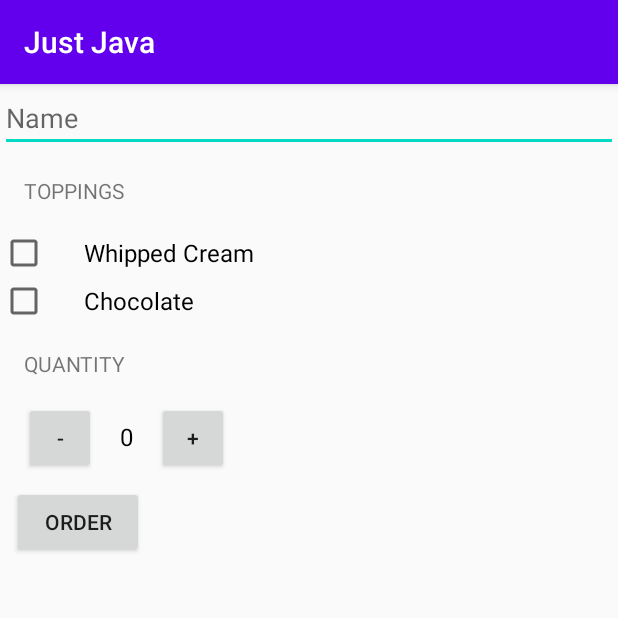
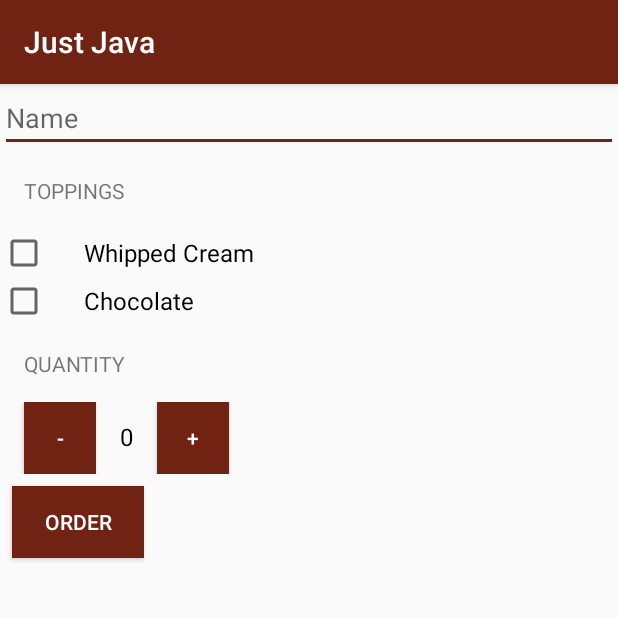
Before and after one commit to hamidehAziz/JustJava, an Android app: the screen it shows after launch (MainActivity), after a tap on "ORDER", on a phone screen of 412 x 824 dp, the top half of it. Run offline under Robolectric (Android 15) with nearby library versions, the phone set to English and light mode, and no system bars.

```diff
--- a/app/src/main/java/com/example/android/justjava/MainActivity.java
+++ b/app/src/main/java/com/example/android/justjava/MainActivity.java
@@ -17,7 +17,7 @@ import androidx.appcompat.app.AppCompatActivity;
  */
 public class MainActivity extends AppCompatActivity {
 
-    int quantity = 98;
+    int quantity = 0;
 
     @Override
     protected void onCreate(Bundle savedInstanceState) {
@@ -66,7 +66,7 @@ public class MainActivity extends AppCompatActivity {
         boolean hasChocolate = chocolateCheckBox.isChecked();
 
         // Calculate the price
-        int price = calculatePrice();
+        int price = calculatePrice(hasChocolate,hasWhippedCream);
 
         // Display the order summary on the screen
         String message = createOrderSummary(price, hasWhippedCream, hasChocolate);
@@ -95,29 +95,21 @@ public class MainActivity extends AppCompatActivity {
 
     /**
      * Calculates the price of the order.
-     *
+     * @param withChocolate is whether or not the user wants chocolate
+     * @param withWhippedCream is whether or not the user wants whipped cream
      * @return total price
      */
-    private int calculatePrice() {
-        int price = 0;
-        price =  quantity * 5;
+    private int calculatePrice(boolean withChocolate, boolean withWhippedCream) {
+        int basePrice = 5;
 
-//        // Figure out if the user wants whipped cream topping
-//        CheckBox whippedCreamCheckBox = (CheckBox) findViewById(R.id.whipped_cream_checkbox);
-//        boolean hasWhippedCream = whippedCreamCheckBox.isChecked();
-//
-//        // Figure out if the user wants chocolate topping
-//        CheckBox chocolateCheckBox = (CheckBox) findViewById(R.id.chocolate_checkbox);
-//        boolean hasChocolate = chocolateCheckBox.isChecked();
-//
-//        if (hasWhippedCream){
-//            price =  (quantity * (5+1));}
-//        else if (hasChocolate){
-//            price =  (quantity * (5+2));}
-//        else if (hasChocolate && hasWhippedCream){
-//            price =  (quantity * (5+2+1));}
+        if(withChocolate){
+            basePrice = basePrice + 2;
+        }
 
-        return price;
+        if(withWhippedCream){
+            basePrice = basePrice + 1;
+        }
+        return  quantity * basePrice;
     }
 
 
@@ -143,11 +135,7 @@ public class MainActivity extends AppCompatActivity {
      * This method displays the given quantity value on the screen.
      */
     private void displayQuantity(int numberOfCoffees) {
-        TextView quantityTextView = (TextView) findViewById(
-                R.id.quantity_text_view);
+        TextView quantityTextView = (TextView) findViewById(R.id.quantity_text_view);
         quantityTextView.setText("" + numberOfCoffees);
     }
-
-
-
 }
--- a/app/src/main/res/layout/activity_main.xml
+++ b/app/src/main/res/layout/activity_main.xml
@@ -65,7 +65,10 @@
                 android:layout_height="48dp"
                 android:layout_marginLeft="16dp"
                 android:onClick="decrement"
-                android:text="-" />
+                android:text="-"
+                android:background="#712313"
+                android:textColor="@android:color/white"
+                />
 
             <TextView
                 android:id="@+id/quantity_text_view"
@@ -81,7 +84,9 @@
                 android:layout_height="48dp"
                 android:layout_marginLeft="16dp"
                 android:onClick="increment"
-                android:text="+" />
+                android:text="+"
+                android:background="#712313"
+                android:textColor="@android:color/white"/>
 
 
         </LinearLayout>
@@ -93,6 +98,9 @@
             android:layout_margin="8dp"
             android:layout_marginTop="16dp"
             android:onClick="submitOrder"
-            android:text="ORDER" />
+            android:text="ORDER"
+            android:background="#712313"
+            android:textColor="@android:color/white"
+            />
     </LinearLayout>
 </ScrollView>
--- a/app/src/main/res/values/styles.xml
+++ b/app/src/main/res/values/styles.xml
@@ -3,9 +3,9 @@
     <!-- Base application theme. -->
     <style name="AppTheme" parent="Theme.AppCompat.Light.DarkActionBar">
         <!-- Customize your theme here. -->
-        <item name="colorPrimary">@color/colorPrimary</item>
-        <item name="colorPrimaryDark">@color/colorPrimaryDark</item>
-        <item name="colorAccent">@color/colorAccent</item>
+        <item name="colorPrimary">#712313</item>
+        <item name="colorPrimaryDark">#712313</item>
+        <item name="colorAccent">#712313</item>
     </style>
 
 </resources>
```
